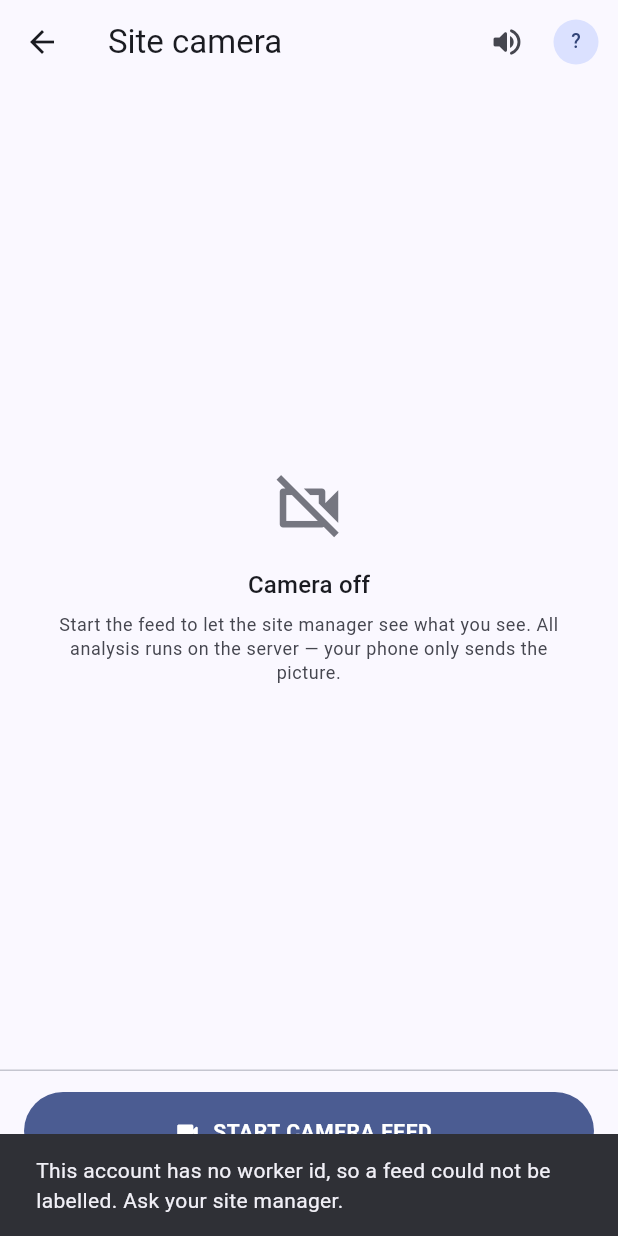
After one commit to mbiplab-dev/FieldPilot-AI-Submission, a Flutter app: the CameraTab screen opened directly, after a tap on "START CAMERA FEED", on a phone screen of 412 x 824 dp. The commit adds this screen. Run offline on Flutter 3.47's test engine with Material 3 defaults, Android fonts, the phone set to English and light mode, and no system bars; our stand-ins replace camera, flutter_tts, image_picker, shared_preferences; accounts and stored records are empty.

Commit message:
Stream the worker's phone camera to the server
Adds a Camera tab: the phone captures JPEG frames and ships them over a
WebSocket to the edge server's /ws/video, tagged with the worker's id and
current zone. No inference happens on the handset -- YOLO, the pose model
and every detector run on the server, so a mid-range phone is enough to
be a site camera and detection stays identical to every other ingest path.

Capture uses takePicture() rather than the raw image stream: startImageStream
hands back YUV planes, and converting those to JPEG in Dart costs more than
the capture itself -- it would burn battery to save nothing, since the frames
leave the device either way. Resolution is capped at ~480p because the
detector gains nothing from a 12MP frame and a full-res JPEG would be
megabytes per frame over a site uplink.

Capture is duty-cycled (~3/s) rather than free-running, and a capture that
is still in flight is skipped rather than queued -- a backlog of stale
frames is worse for safety than a lower frame rate.

Streaming is explicitly opt-in, with an unmissable "LIVE - manager can
see this" badge while it runs. A camera that started itself, or ran
without saying so, would be a surveillance device rather than a safety
tool; the worker holding the phone should always know when their feed is
being watched.

The edge address is derived from the backend address by swapping the port,
since both run on the same host in every deployment so far. Tested,
including the dashboard-proxy and unparseable cases, because getting it
wrong presents as a silent "camera won't connect".

flutter analyze clean, 28 tests pass (6 new), debug APK builds.

```diff
--- a/worker_app/lib/core/session.dart
+++ b/worker_app/lib/core/session.dart
@@ -13,10 +13,18 @@ class Session extends ChangeNotifier {
   static const _tokenKey = 'fieldpilot.token';
   static const _serverKey = 'fieldpilot.server';
 
-  /// LAN address of the FieldPilot backend. A worker's phone is not the same device as the
-  /// server, so `localhost` is wrong for anyone but a desktop test build — this is deliberately
-  /// editable on the login screen rather than hard-coded.
-  static const defaultServer = 'http://10.44.51.32:8100';
+  /// Where the backend lives. Editable on the login screen, because there is no address that is
+  /// right everywhere:
+  ///
+  ///   * `http://localhost:8100` works over a USB cable after
+  ///     `adb reverse tcp:8100 tcp:8100`, which is the most reliable option during development —
+  ///     it survives the laptop's LAN address changing and needs no shared Wi-Fi.
+  ///   * `http://<laptop-lan-ip>:8100` for a phone on the same Wi-Fi.
+  ///
+  /// `localhost` is the default precisely because a hardcoded LAN IP goes stale the moment DHCP
+  /// reassigns it, which is a confusing "could not reach the server" for something that is not
+  /// actually broken.
+  static const defaultServer = 'http://localhost:8100';
 
   String serverUrl = defaultServer;
   String? _token;
@@ -50,6 +58,20 @@ class Session extends ChangeNotifier {
     }
     loading = false;
     notifyListeners();
+  }
+
+  /// Where the vision edge server listens. Camera frames go here rather than to the REST backend:
+  /// the edge is the process holding the loaded detector weights, and it already accepts JPEG
+  /// frames on `/ws/video` from the browser-camera page.
+  ///
+  /// Derived from [serverUrl] by swapping the port, because in every deployment so far the two
+  /// run on the same host. Falls back to the raw host if the URL cannot be parsed.
+  static const edgePort = 8000;
+
+  String get edgeUrl {
+    final uri = Uri.tryParse(serverUrl);
+    if (uri == null || uri.host.isEmpty) return 'http://localhost:$edgePort';
+    return uri.replace(port: edgePort, path: '').toString();
   }
 
   /// Reported by the Zone tab after every check-in/out, so the live socket can re-scope.
--- /dev/null
+++ b/worker_app/lib/screens/camera_tab.dart
@@ -0,0 +1,264 @@
+import 'package:camera/camera.dart';
+import 'package:flutter/material.dart';
+import 'package:provider/provider.dart';
+
+import '../core/camera_stream.dart';
+import '../core/session.dart';
+import '../widgets/common.dart';
+
+/// The worker's camera, streamed to the server for analysis and to the site manager to watch.
+///
+/// Streaming is explicitly opt-in and clearly indicated while running. A camera that started
+/// itself, or ran without saying so, would be a surveillance device rather than a safety tool —
+/// the worker holding the phone should always know when their feed is being watched.
+class CameraTab extends StatefulWidget {
+  const CameraTab({super.key});
+
+  @override
+  State<CameraTab> createState() => _CameraTabState();
+}
+
+class _CameraTabState extends State<CameraTab> {
+  final _streamer = CameraStreamer();
+
+  @override
+  void dispose() {
+    _streamer.dispose();
+    super.dispose();
+  }
+
+  Future<void> _toggle() async {
+    if (_streamer.streaming) {
+      await _streamer.stop();
+      return;
+    }
+    final session = context.read<Session>();
+    final workerId = session.user?.workerId;
+    if (workerId == null || workerId.isEmpty) {
+      if (!mounted) return;
+      ScaffoldMessenger.of(context).showSnackBar(const SnackBar(
+        content: Text(
+          'This account has no worker id, so a feed could not be labelled. Ask your site manager.',
+        ),
+      ));
+      return;
+    }
+    await _streamer.start(
+      edgeUrl: session.edgeUrl,
+      workerId: workerId,
+      zone: session.currentZoneId,
+      displayName: session.user?.displayName,
+    );
+  }
+
+  @override
+  Widget build(BuildContext context) {
+    return ChangeNotifierProvider.value(
+      value: _streamer,
+      child: Consumer<CameraStreamer>(
+        builder: (context, streamer, _) => Scaffold(
+          appBar: AppBar(
+            title: const Text('Site camera'),
+            actions: const [VoiceAction(), AccountAction(), SizedBox(width: 4)],
+          ),
+          body: Column(
+            children: [
+              Expanded(child: _Preview(streamer: streamer)),
+              _Controls(streamer: streamer, onToggle: _toggle),
+            ],
+          ),
+        ),
+      ),
+    );
+  }
+}
+
+class _Preview extends StatelessWidget {
+  final CameraStreamer streamer;
+  const _Preview({required this.streamer});
+
+  @override
+  Widget build(BuildContext context) {
+    final theme = Theme.of(context);
+
+    if (streamer.starting) {
+      return const Center(child: CircularProgressIndicator());
+    }
+
+    final controller = streamer.controller;
+    if (!streamer.ready || controller == null) {
+      return Center(
+        child: Padding(
+          padding: const EdgeInsets.all(28),
+          child: Column(
+            mainAxisSize: MainAxisSize.min,
+            children: [
+              Icon(Icons.videocam_off_outlined, size: 52, color: theme.colorScheme.outline),
+              const SizedBox(height: 14),
+              Text('Camera off', style: theme.textTheme.titleMedium),
+              const SizedBox(height: 6),
+              Text(
+                'Start the feed to let the site manager see what you see. '
+                'All analysis runs on the server — your phone only sends the picture.',
+                textAlign: TextAlign.center,
+                style: theme.textTheme.bodySmall
+                    ?.copyWith(color: theme.colorScheme.onSurfaceVariant),
+              ),
+              if (streamer.error != null) ...[
+                const SizedBox(height: 16),
+                Text(
+                  streamer.error!,
+                  textAlign: TextAlign.center,
+                  style: theme.textTheme.bodySmall?.copyWith(color: theme.colorScheme.error),
+                ),
+              ],
+            ],
+          ),
+        ),
+      );
+    }
+
+    return Stack(
+      fit: StackFit.expand,
+      children: [
+        FittedBox(
+          fit: BoxFit.cover,
+          child: SizedBox(
+            width: controller.value.previewSize?.height ?? 480,
+            height: controller.value.previewSize?.width ?? 640,
+            child: CameraPreview(controller),
+          ),
+        ),
+        // Unmissable while the feed is being watched.
+        Positioned(
+          top: 12,
+          left: 12,
+          child: _LiveBadge(connected: streamer.connected),
+        ),
+        if (streamer.error != null)
+          Positioned(
+            left: 12,
+            right: 12,
+            bottom: 12,
+            child: Container(
+              padding: const EdgeInsets.symmetric(horizontal: 12, vertical: 8),
+              decoration: BoxDecoration(
+                color: theme.colorScheme.errorContainer,
+                borderRadius: BorderRadius.circular(10),
+              ),
+              child: Text(
+                streamer.error!,
+                style: theme.textTheme.bodySmall
+                    ?.copyWith(color: theme.colorScheme.onErrorContainer),
+              ),
+            ),
+          ),
+      ],
+    );
+  }
+}
+
+class _LiveBadge extends StatelessWidget {
+  final bool connected;
+  const _LiveBadge({required this.connected});
+
+  @override
+  Widget build(BuildContext context) {
+    final colour = connected ? const Color(0xFFDC2626) : const Color(0xFF64748B);
+    return Container(
+      padding: const EdgeInsets.symmetric(horizontal: 10, vertical: 5),
+      decoration: BoxDecoration(
+        color: Colors.black.withValues(alpha: 0.55),
+        borderRadius: BorderRadius.circular(20),
+      ),
+      child: Row(
+        mainAxisSize: MainAxisSize.min,
+        children: [
+          Container(width: 8, height: 8, decoration: BoxDecoration(color: colour, shape: BoxShape.circle)),
+          const SizedBox(width: 6),
+          Text(
+            connected ? 'LIVE — manager can see this' : 'Connecting…',
+            style: const TextStyle(color: Colors.white, fontSize: 11, fontWeight: FontWeight.w700),
+          ),
+        ],
+      ),
+    );
+  }
+}
+
+class _Controls extends StatelessWidget {
+  final CameraStreamer streamer;
+  final VoidCallback onToggle;
+  const _Controls({required this.streamer, required this.onToggle});
+
+  @override
+  Widget build(BuildContext context) {
+    final theme = Theme.of(context);
+    final on = streamer.streaming;
+
+    return Container(
+      width: double.infinity,
+      padding: const EdgeInsets.fromLTRB(16, 14, 16, 20),
+      decoration: BoxDecoration(
+        color: theme.colorScheme.surface,
+        border: Border(top: BorderSide(color: theme.colorScheme.outlineVariant)),
+      ),
+      child: Column(
+        children: [
+          if (on)
+            Row(
+              mainAxisAlignment: MainAxisAlignment.spaceEvenly,
+              children: [
+                _Stat(label: 'Sent', value: '${streamer.framesSent}'),
+                _Stat(label: 'Rate', value: '${streamer.fps.toStringAsFixed(1)}/s'),
+                _Stat(label: 'People', value: '${streamer.peopleSeen}'),
+                _Stat(label: 'Hazards', value: '${streamer.hazardsSeen}'),
+              ],
+            ),
+          if (on) const SizedBox(height: 14),
+          SizedBox(
+            width: double.infinity,
+            height: 52,
+            child: FilledButton.icon(
+              onPressed: streamer.starting ? null : onToggle,
+              style: FilledButton.styleFrom(
+                backgroundColor: on ? theme.colorScheme.error : theme.colorScheme.primary,
+              ),
+              icon: Icon(on ? Icons.stop_rounded : Icons.videocam_rounded),
+              label: Text(
+                on ? 'STOP STREAMING' : 'START CAMERA FEED',
+                style: const TextStyle(fontWeight: FontWeight.w700, letterSpacing: 0.4),
+              ),
+            ),
+          ),
+          const SizedBox(height: 8),
+          Text(
+            on
+                ? 'Analysis runs on the server. Detected hazards are spoken to you and raised with your manager.'
+                : 'Your camera is off. Nothing is sent until you start it.',
+            textAlign: TextAlign.center,
+            style: theme.textTheme.bodySmall?.copyWith(color: theme.colorScheme.onSurfaceVariant),
+          ),
+        ],
+      ),
+    );
+  }
+}
+
+class _Stat extends StatelessWidget {
+  final String label;
+  final String value;
+  const _Stat({required this.label, required this.value});
+
+  @override
+  Widget build(BuildContext context) {
+    final theme = Theme.of(context);
+    return Column(
+      children: [
+        Text(value, style: theme.textTheme.titleMedium?.copyWith(fontWeight: FontWeight.w700)),
+        Text(label,
+            style: theme.textTheme.bodySmall?.copyWith(color: theme.colorScheme.onSurfaceVariant)),
+      ],
+    );
+  }
+}
--- a/worker_app/lib/screens/home_shell.dart
+++ b/worker_app/lib/screens/home_shell.dart
@@ -2,6 +2,7 @@ import 'package:flutter/material.dart';
 
 import 'alerts_tab.dart';
 import 'ask_tab.dart';
+import 'camera_tab.dart';
 import 'report_tab.dart';
 import 'zone_tab.dart';
 
@@ -22,7 +23,7 @@ class HomeShell extends StatefulWidget {
 class _HomeShellState extends State<HomeShell> {
   int _index = 0;
 
-  static const _pages = [AlertsTab(), ZoneTab(), AskTab(), ReportTab()];
+  static const _pages = [AlertsTab(), CameraTab(), ZoneTab(), AskTab(), ReportTab()];
 
   @override
   Widget build(BuildContext context) {
@@ -34,6 +35,8 @@ class _HomeShellState extends State<HomeShell> {
         destinations: const [
           NavigationDestination(icon: Icon(Icons.notifications_outlined),
               selectedIcon: Icon(Icons.notifications), label: 'Alerts'),
+          NavigationDestination(icon: Icon(Icons.videocam_outlined),
+              selectedIcon: Icon(Icons.videocam), label: 'Camera'),
           NavigationDestination(icon: Icon(Icons.map_outlined),
               selectedIcon: Icon(Icons.map), label: 'Zone'),
           NavigationDestination(icon: Icon(Icons.forum_outlined),
--- a/worker_app/pubspec.yaml
+++ b/worker_app/pubspec.yaml
@@ -41,6 +41,7 @@ dependencies:
   provider: ^6.1.5+1
   flutter_tts: ^4.2.5
   web_socket_channel: ^3.0.3
+  camera: ^0.12.0+2
 
 dev_dependencies:
   flutter_test:
```
Also changed, not shown: worker_app/lib/core/api_client.dart (+22 -13 lines), worker_app/lib/core/camera_stream.dart (added, +250 -0 lines), worker_app/pubspec.lock, 1 other file.
